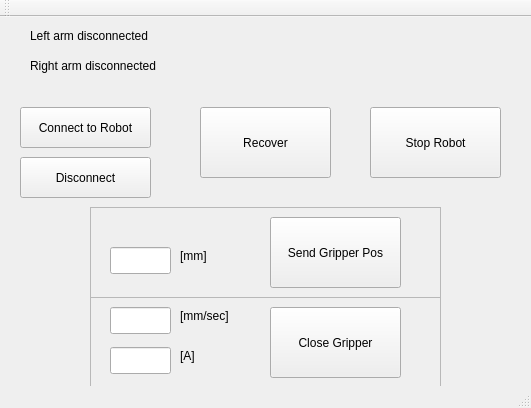
Before: the Qt Designer form dumbo_dashboard/ui/mainwindow.ui in kth-ros-pkg/dumbo_gui, drawn with Qt 5.
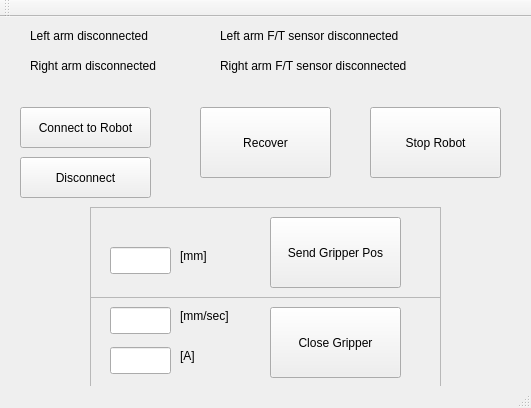
After: the same form once the commit is applied.

Commit message: added indicator for f/t sensor connection/disconnection

What changed in the file:
```diff
--- a/dumbo_dashboard/ui/mainwindow.ui
+++ b/dumbo_dashboard/ui/mainwindow.ui
@@ -219,6 +219,32 @@
      <string>Disconnect</string>
     </property>
    </widget>
+   <widget class="QLabel" name="label_l_ft">
+    <property name="geometry">
+     <rect>
+      <x>220</x>
+      <y>10</y>
+      <width>231</width>
+      <height>17</height>
+     </rect>
+    </property>
+    <property name="text">
+     <string>Left arm F/T sensor disconnected</string>
+    </property>
+   </widget>
+   <widget class="QLabel" name="label_r_ft">
+    <property name="geometry">
+     <rect>
+      <x>220</x>
+      <y>40</y>
+      <width>231</width>
+      <height>17</height>
+     </rect>
+    </property>
+    <property name="text">
+     <string>Right arm F/T sensor disconnected</string>
+    </property>
+   </widget>
   </widget>
   <widget class="QToolBar" name="mainToolBar">
    <attribute name="toolBarArea">
```
The commit also changes 5 other files.
